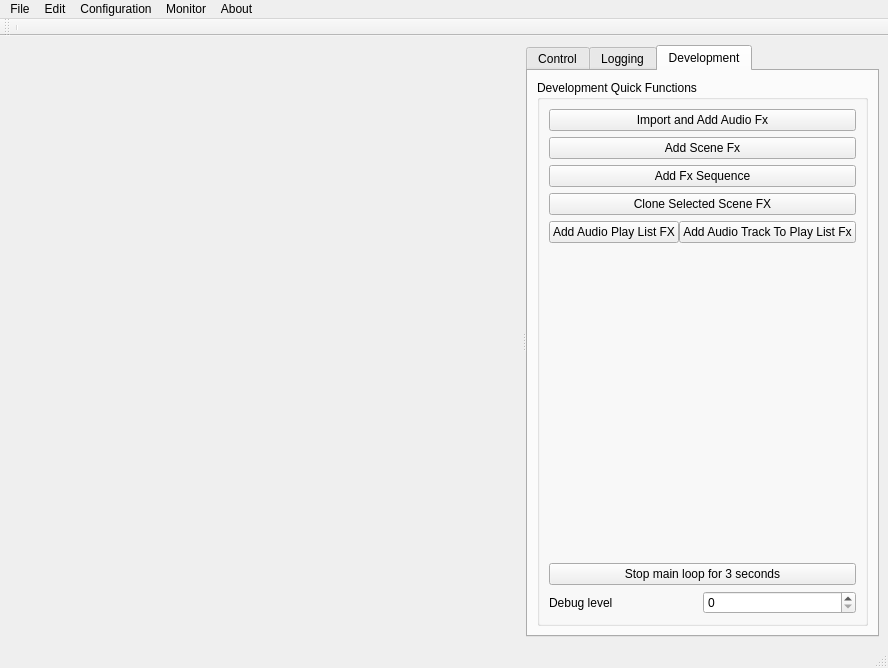
Pit1966/StageRunner, file StageRunner/gui/stagerunnermainwin.ui: the form before one commit.
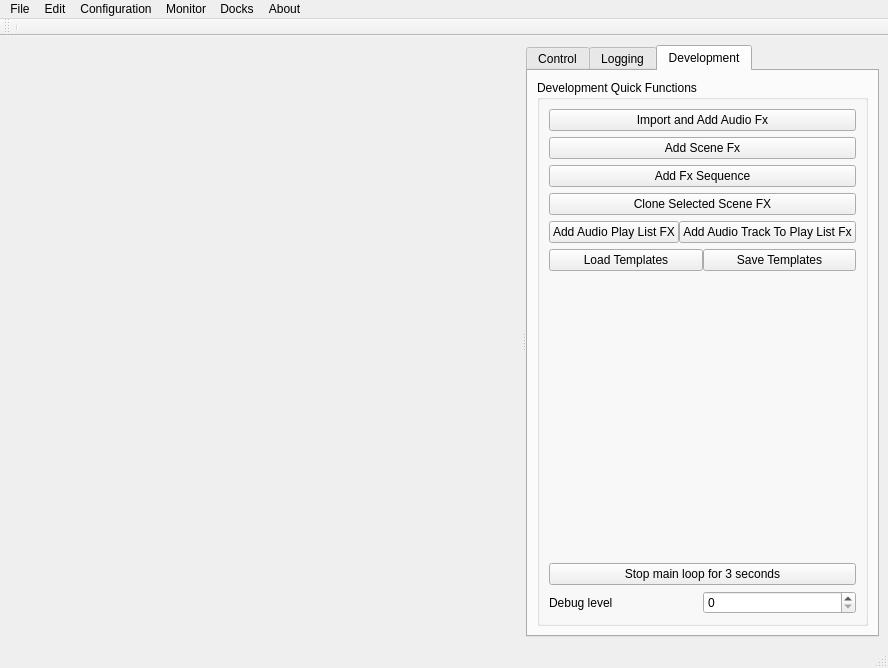
The form after the commit. The open tabs and pages were chosen to show the change. Icons and pictures are not drawn. Custom widgets are drawn as their Qt base class.

Commit message: Added some context functions in FxListWidget Template FxList now will be asked for saving if modified

```diff
--- a/StageRunner/gui/stagerunnermainwin.ui
+++ b/StageRunner/gui/stagerunnermainwin.ui
@@ -215,6 +215,27 @@
               </property>
              </widget>
             </item>
+            <item row="6" column="0">
+             <layout class="QHBoxLayout" name="horizontalLayout_4">
+              <property name="topMargin">
+               <number>0</number>
+              </property>
+              <item>
+               <widget class="QPushButton" name="loadTemplatesButton">
+                <property name="text">
+                 <string>Load Templates</string>
+                </property>
+               </widget>
+              </item>
+              <item>
+               <widget class="QPushButton" name="saveTemplatesButton">
+                <property name="text">
+                 <string>Save Templates</string>
+                </property>
+               </widget>
+              </item>
+             </layout>
+            </item>
            </layout>
           </widget>
          </item>
@@ -231,7 +252,7 @@
      <x>0</x>
      <y>0</y>
      <width>888</width>
-     <height>20</height>
+     <height>21</height>
     </rect>
    </property>
    <widget class="QMenu" name="menuFile">
@@ -275,10 +296,20 @@
     </property>
     <addaction name="actionInfo"/>
    </widget>
+   <widget class="QMenu" name="menuDocks">
+    <property name="title">
+     <string>Docks</string>
+    </property>
+    <addaction name="actionShow_Templates"/>
+    <addaction name="actionShow_Fx_Properties_Editor"/>
+    <addaction name="actionShow_Scene_Status"/>
+    <addaction name="actionShow_Sequence_Status"/>
+   </widget>
    <addaction name="menuFile"/>
    <addaction name="menuEdit"/>
    <addaction name="menuConfiguration"/>
    <addaction name="menuMonitor"/>
+   <addaction name="menuDocks"/>
    <addaction name="menuAbout"/>
   </widget>
   <widget class="QStatusBar" name="statusbar"/>
```
Left out of the diff: 29 changed lines with no effect on the pictures. The commit also changes 33 other files.
